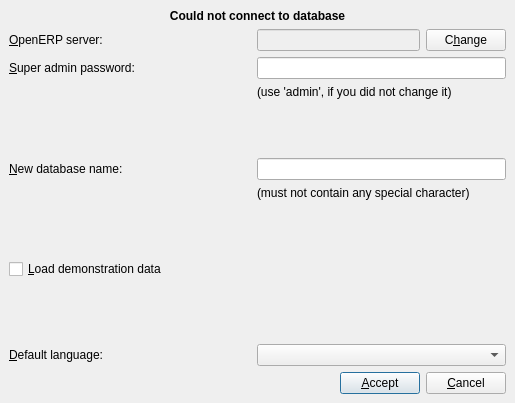
xrg/openerp-client-kde, file Koo/ui/create_database.ui: the form before one commit.
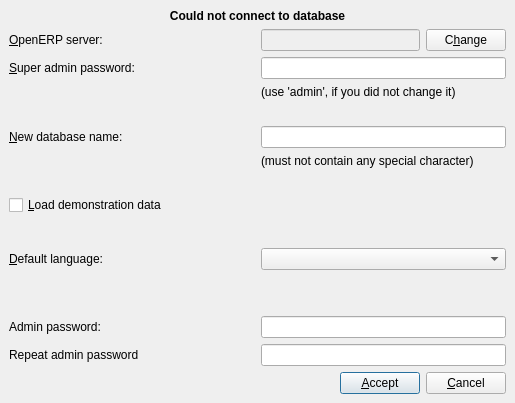
The form after the commit. Icons and pictures are not drawn.

Commit message: Updated create_database dialog so now it's possible to set the admin password of a newly created database.

Patch:
```diff
--- a/Koo/ui/create_database.ui
+++ b/Koo/ui/create_database.ui
@@ -37,10 +37,10 @@
      <property name="spacing" >
       <number>6</number>
      </property>
-     <item row="4" column="0" >
-      <widget class="QLabel" name="label_4" >
-       <property name="sizePolicy" >
-        <sizepolicy vsizetype="Fixed" hsizetype="Fixed" >
+     <item row="4" column="0" colspan="2">
+      <widget class="QLabel" name="label_4">
+       <property name="sizePolicy">
+        <sizepolicy hsizetype="Fixed" vsizetype="Fixed">
          <horstretch>0</horstretch>
          <verstretch>0</verstretch>
         </sizepolicy>
@@ -167,10 +167,10 @@
        </property>
       </spacer>
      </item>
-     <item row="10" column="0" >
-      <widget class="QLabel" name="label_6" >
-       <property name="sizePolicy" >
-        <sizepolicy vsizetype="Fixed" hsizetype="Fixed" >
+     <item row="10" column="0" colspan="2">
+      <widget class="QLabel" name="label_6">
+       <property name="sizePolicy">
+        <sizepolicy hsizetype="Fixed" vsizetype="Fixed">
          <horstretch>0</horstretch>
          <verstretch>0</verstretch>
         </sizepolicy>
@@ -271,6 +271,47 @@
        </property>
       </spacer>
      </item>
+     <item row="11" column="0">
+      <spacer name="verticalSpacer">
+       <property name="orientation">
+        <enum>Qt::Vertical</enum>
+       </property>
+       <property name="sizeHint" stdset="0">
+        <size>
+         <width>20</width>
+         <height>40</height>
+        </size>
+       </property>
+      </spacer>
+     </item>
+     <item row="12" column="0" colspan="2">
+      <widget class="QLabel" name="label_7">
+       <property name="text">
+        <string>Admin password:</string>
+       </property>
+      </widget>
+     </item>
+     <item row="13" column="0" colspan="2">
+      <widget class="QLabel" name="label_8">
+       <property name="text">
+        <string>Repeat admin password</string>
+       </property>
+      </widget>
+     </item>
+     <item row="12" column="2" colspan="2">
+      <widget class="QLineEdit" name="uiAdminPassword">
+       <property name="echoMode">
+        <enum>QLineEdit::Password</enum>
+       </property>
+      </widget>
+     </item>
+     <item row="13" column="2" colspan="2">
+      <widget class="QLineEdit" name="uiRepeatedAdminPassword">
+       <property name="echoMode">
+        <enum>QLineEdit::Password</enum>
+       </property>
+      </widget>
+     </item>
     </layout>
    </item>
    <item>
```
Left out of the diff: 204 changed lines with no effect on the pictures.
